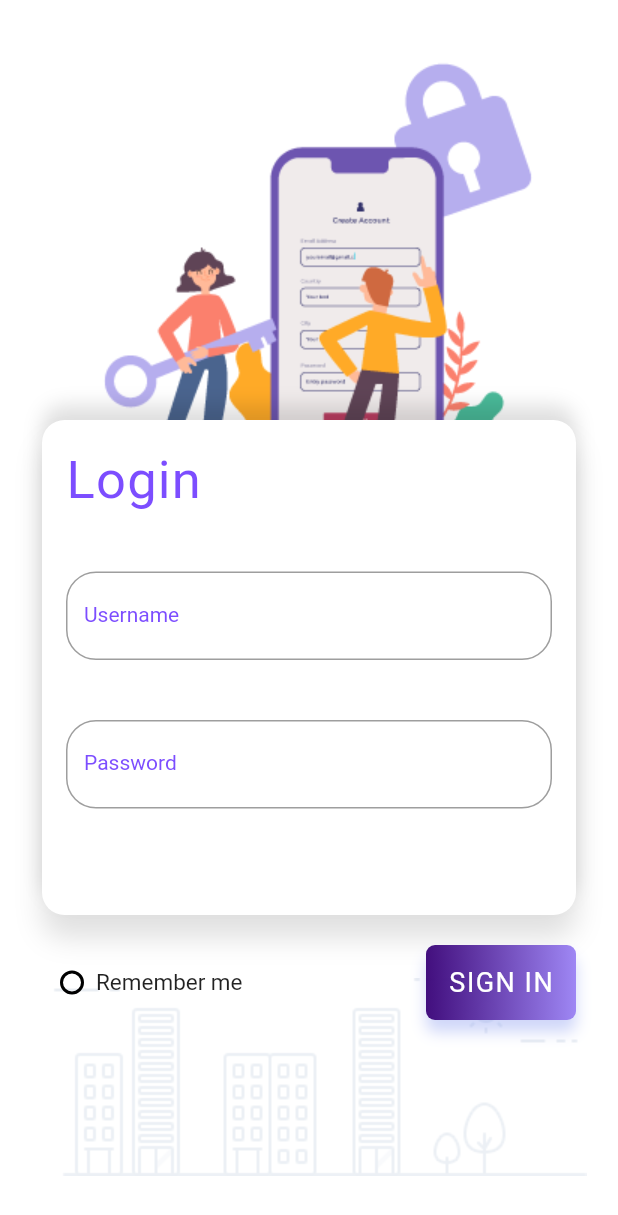
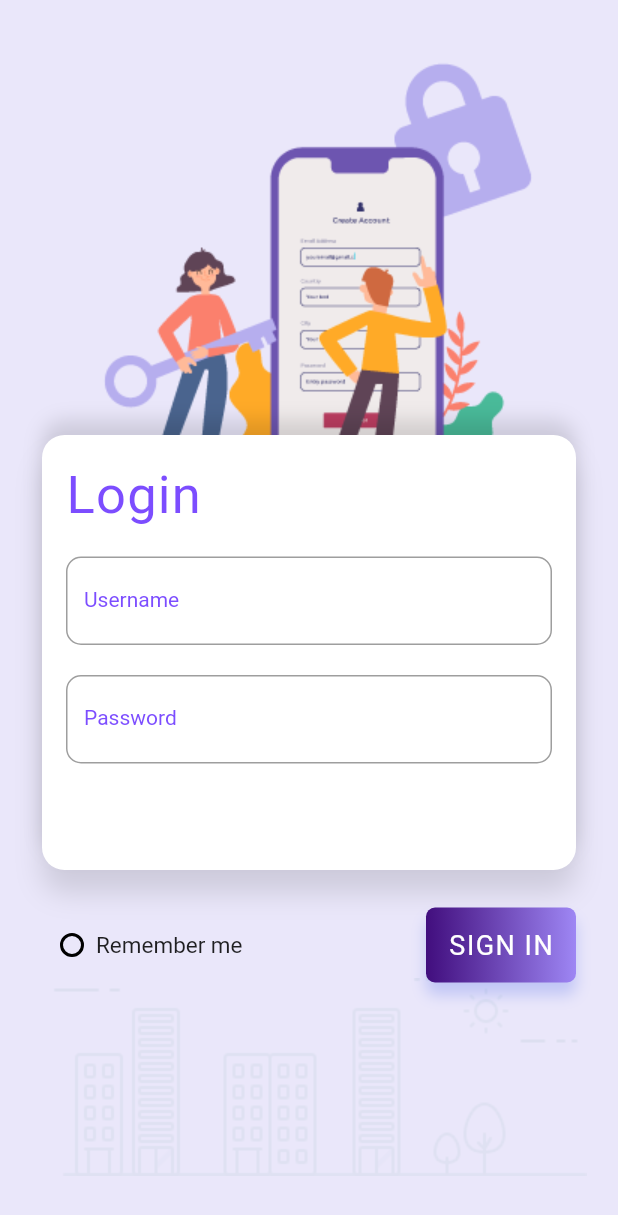
Before and after one commit to TheCraftOfCode/GeoSpatial, a Flutter app: the screen it shows after launch, on a phone screen of 412 x 824 dp. Shown: the top 1215 px of the screen. Run offline on Flutter 3.47's test engine with Material 2 defaults, Android fonts, the phone set to English and light mode, and no system bars; our stand-ins replace flutter_svg, google_fonts.

Commit message:
Slight adjustments to Login.dart

```diff
--- a/lib/Screens/Login.dart
+++ b/lib/Screens/Login.dart
@@ -45,7 +45,7 @@ class _MyAppState extends State<Login> {
   @override
   Widget build(BuildContext context) {
     return new Scaffold(
-      backgroundColor: Colors.white,
+      backgroundColor: Color(0xffEAE7FA),
       body: Stack(
         fit: StackFit.expand,
         children: <Widget>[
@@ -68,10 +68,10 @@ class _MyAppState extends State<Login> {
               child: Column(
                 children: <Widget>[
                   SizedBox(
-                    height: 220,
+                    height: 230,
                   ),
                   FormCard(),
-                  SizedBox(height: 20),
+                  SizedBox(height: 25),
                   Row(
                     mainAxisAlignment: MainAxisAlignment.spaceBetween,
                     children: <Widget>[
--- a/lib/Widgets/FormCard.dart
+++ b/lib/Widgets/FormCard.dart
@@ -30,7 +30,7 @@ class FormCard extends StatelessWidget {
                     letterSpacing: 0.8,
                     color: Colors.deepPurpleAccent)),
             SizedBox(
-              height: 40,
+              height: 20,
             ),
             TextField(
               decoration: InputDecoration(
@@ -38,12 +38,12 @@ class FormCard extends StatelessWidget {
                   labelStyle:
                       TextStyle(color: Colors.deepPurpleAccent, fontSize: 14.0),
                   focusedBorder: OutlineInputBorder(
-                      borderRadius: BorderRadius.circular(20.0)),
+                      borderRadius: BorderRadius.circular(10.0)),
                   border: OutlineInputBorder(
-                      borderRadius: BorderRadius.circular(20.0))),
+                      borderRadius: BorderRadius.circular(10.0))),
             ),
             SizedBox(
-              height: 40,
+              height: 20,
             ),
             TextField(
               obscureText: true,
@@ -52,9 +52,9 @@ class FormCard extends StatelessWidget {
                   labelStyle:
                       TextStyle(color: Colors.deepPurpleAccent, fontSize: 14.0),
                   focusedBorder: OutlineInputBorder(
-                      borderRadius: BorderRadius.circular(20.0)),
+                      borderRadius: BorderRadius.circular(10.0)),
                   border: OutlineInputBorder(
-                      borderRadius: BorderRadius.circular(20.0))),
+                      borderRadius: BorderRadius.circular(10.0))),
             ),
             SizedBox(
               height: 70,
```
